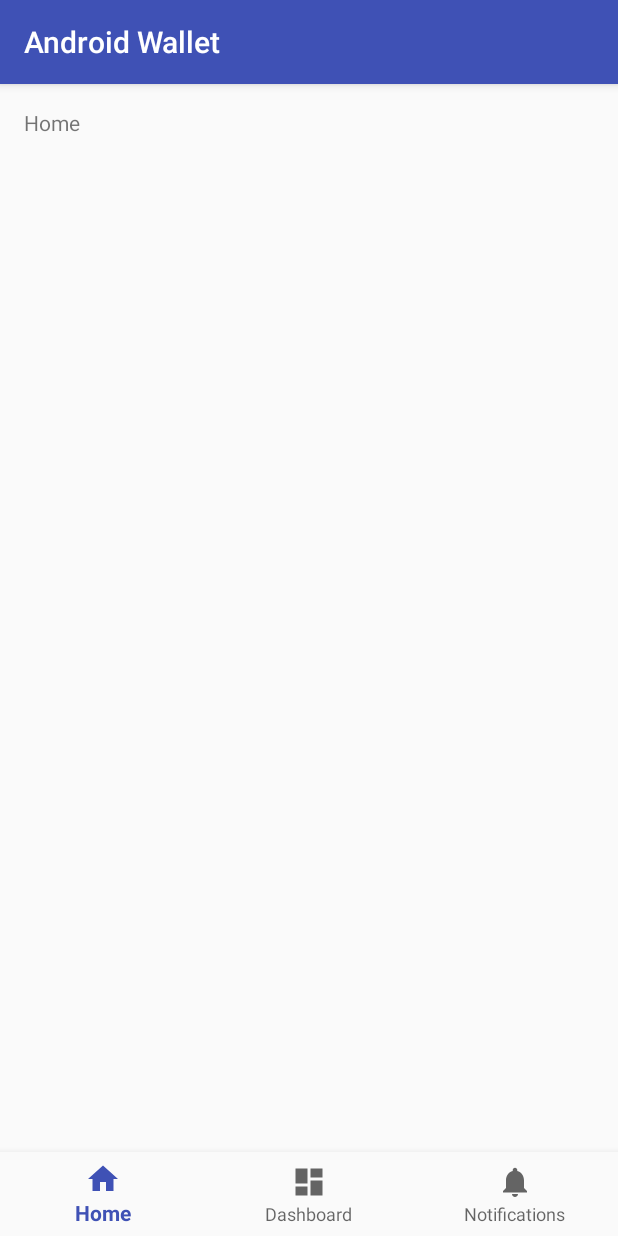
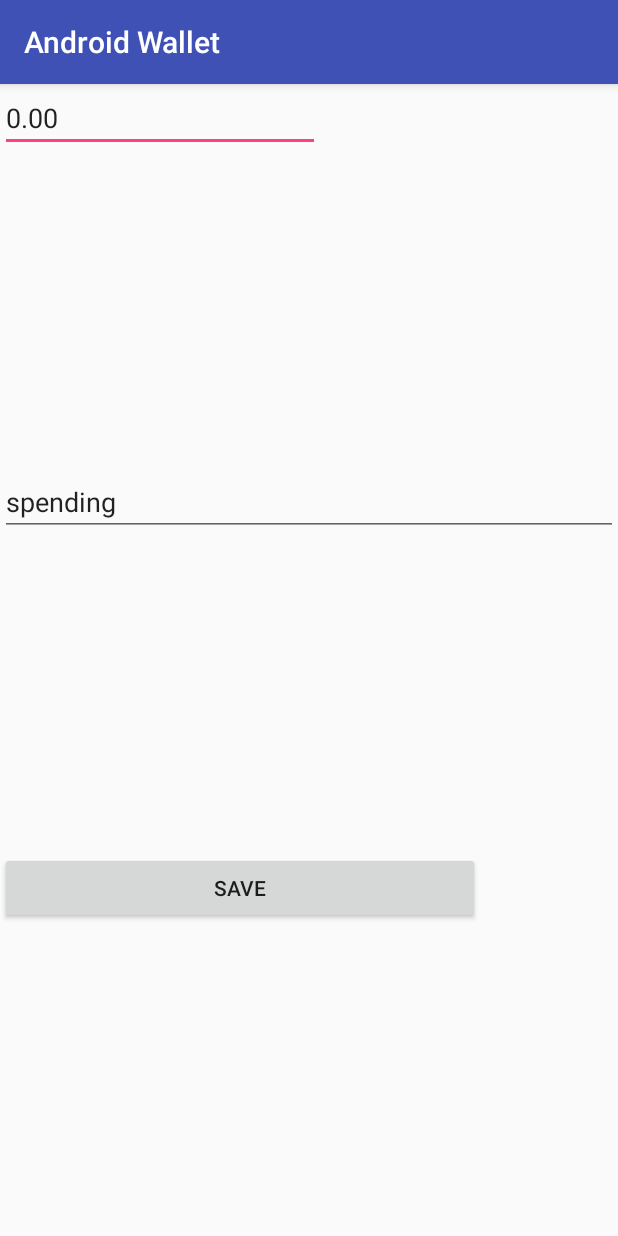
Before and after one commit to lukaszkuczynski/android-wallet, an Android app: the screen it shows after launch (MainActivity), on a phone screen of 412 x 824 dp. Run offline under Robolectric (Android 15) with nearby library versions, the phone set to English and light mode, and no system bars.

Commit message:
Simple view with elements created

```diff
--- a/app/build.gradle
+++ b/app/build.gradle
@@ -10,12 +10,20 @@ android {
         versionCode 1
         versionName "1.0"
         testInstrumentationRunner "android.support.test.runner.AndroidJUnitRunner"
+        jackOptions {
+            enabled true
+        }
+
     }
     buildTypes {
         release {
             minifyEnabled false
             proguardFiles getDefaultProguardFile('proguard-android.txt'), 'proguard-rules.pro'
         }
+    }
+    compileOptions {
+        targetCompatibility 1.8
+        sourceCompatibility 1.8
     }
 }
 
--- a/app/src/main/java/pl/integrator/androidwallet/MainActivity.java
+++ b/app/src/main/java/pl/integrator/androidwallet/MainActivity.java
@@ -1,45 +1,26 @@
 package pl.integrator.androidwallet;
 
 import android.os.Bundle;
-import android.support.annotation.NonNull;
-import android.support.design.widget.BottomNavigationView;
+import android.support.design.widget.Snackbar;
 import android.support.v7.app.AppCompatActivity;
-import android.view.MenuItem;
-import android.widget.TextView;
+import android.view.View;
+import android.widget.Button;
 
 public class MainActivity extends AppCompatActivity {
 
-    private TextView mTextMessage;
-
-    private BottomNavigationView.OnNavigationItemSelectedListener mOnNavigationItemSelectedListener
-            = new BottomNavigationView.OnNavigationItemSelectedListener() {
-
-        @Override
-        public boolean onNavigationItemSelected(@NonNull MenuItem item) {
-            switch (item.getItemId()) {
-                case R.id.navigation_home:
-                    mTextMessage.setText(R.string.title_home);
-                    return true;
-                case R.id.navigation_dashboard:
-                    mTextMessage.setText(R.string.title_dashboard);
-                    return true;
-                case R.id.navigation_notifications:
-                    mTextMessage.setText(R.string.title_notifications);
-                    return true;
-            }
-            return false;
-        }
-
-    };
 
     @Override
     protected void onCreate(Bundle savedInstanceState) {
         super.onCreate(savedInstanceState);
         setContentView(R.layout.activity_main);
 
-        mTextMessage = (TextView) findViewById(R.id.message);
-        BottomNavigationView navigation = (BottomNavigationView) findViewById(R.id.navigation);
-        navigation.setOnNavigationItemSelectedListener(mOnNavigationItemSelectedListener);
+        Button button = (Button) findViewById(R.id.save);
+
+        button.setOnClickListener( (View view) -> {
+            Snackbar.make(view, "You clicked me, Wallet Navigator!", Snackbar.LENGTH_INDEFINITE)
+                    .show();
+        });
+
     }
 
 }
--- a/app/src/main/res/layout/activity_main.xml
+++ b/app/src/main/res/layout/activity_main.xml
@@ -1,6 +1,5 @@
 <?xml version="1.0" encoding="utf-8"?>
 <LinearLayout xmlns:android="http://schemas.android.com/apk/res/android"
-    xmlns:app="http://schemas.android.com/apk/res-auto"
     xmlns:tools="http://schemas.android.com/tools"
     android:id="@+id/container"
     android:layout_width="match_parent"
@@ -14,24 +13,43 @@
         android:layout_height="0dp"
         android:layout_weight="1">
 
-        <TextView
-            android:id="@+id/message"
-            android:layout_width="match_parent"
+        <EditText
+            android:id="@+id/amount"
+            android:layout_width="wrap_content"
             android:layout_height="wrap_content"
-            android:layout_marginBottom="@dimen/activity_vertical_margin"
-            android:layout_marginLeft="@dimen/activity_horizontal_margin"
-            android:layout_marginRight="@dimen/activity_horizontal_margin"
-            android:layout_marginTop="@dimen/activity_vertical_margin"
-            android:text="@string/title_home" />
+            android:ems="10"
+            android:inputType="numberDecimal"
+            android:text="@string/default_amount" />
 
     </FrameLayout>
+    <FrameLayout
+        android:id="@+id/content_text"
+        android:layout_width="match_parent"
+        android:layout_height="0dp"
+        android:layout_weight="1">
 
-    <android.support.design.widget.BottomNavigationView
-        android:id="@+id/navigation"
+        <EditText
+            android:id="@+id/description"
+            android:layout_width="wrap_content"
+            android:layout_height="wrap_content"
+            android:ems="20"
+            android:inputType="text"
+            android:text="@string/default_description" />
+
+    </FrameLayout>
+    <FrameLayout
+        android:id="@+id/content_buttons"
         android:layout_width="match_parent"
-        android:layout_height="wrap_content"
-        android:layout_gravity="bottom"
-        android:background="?android:attr/windowBackground"
-        app:menu="@menu/navigation" />
+        android:layout_height="0dp"
+        android:layout_weight="1">
+
+        <Button
+            android:id="@+id/save"
+            android:layout_width="wrap_content"
+            android:layout_height="wrap_content"
+            android:ems="20"
+            android:text="@string/save_button" />
+    </FrameLayout>
+
 
 </LinearLayout>
--- a/app/src/main/res/values/strings.xml
+++ b/app/src/main/res/values/strings.xml
@@ -3,4 +3,8 @@
     <string name="title_home">Home</string>
     <string name="title_dashboard">Dashboard</string>
     <string name="title_notifications">Notifications</string>
+
+    <string name="default_amount">0.00</string>
+    <string name="default_description">spending</string>
+    <string name="save_button">Save</string>
 </resources>
```
